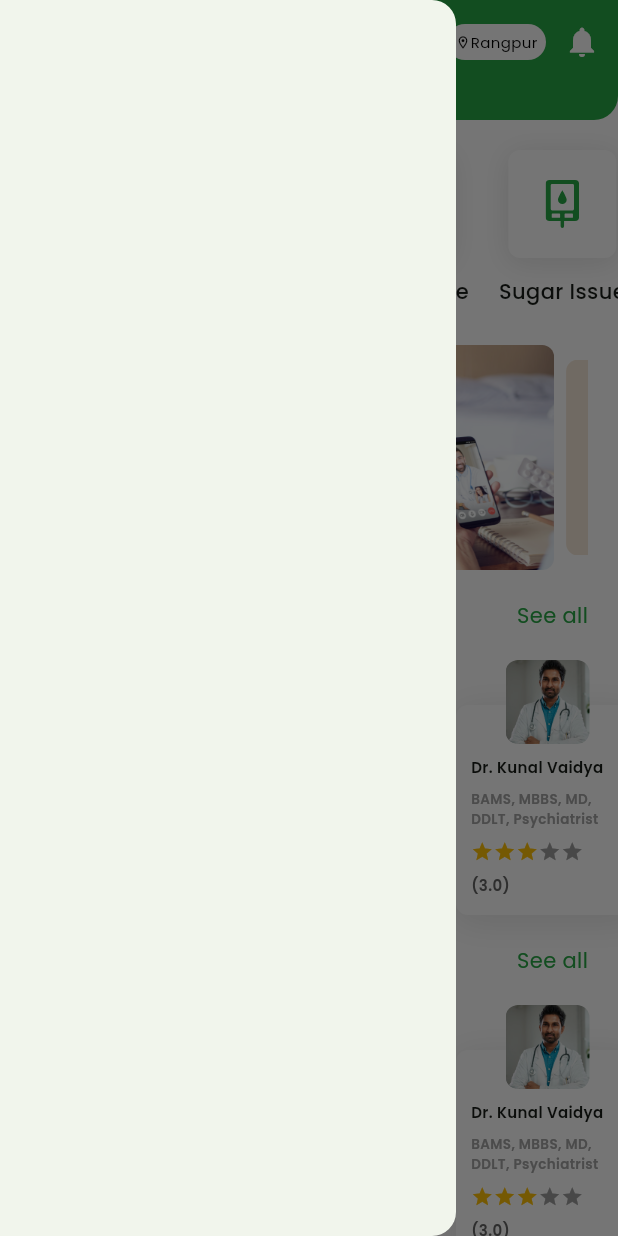
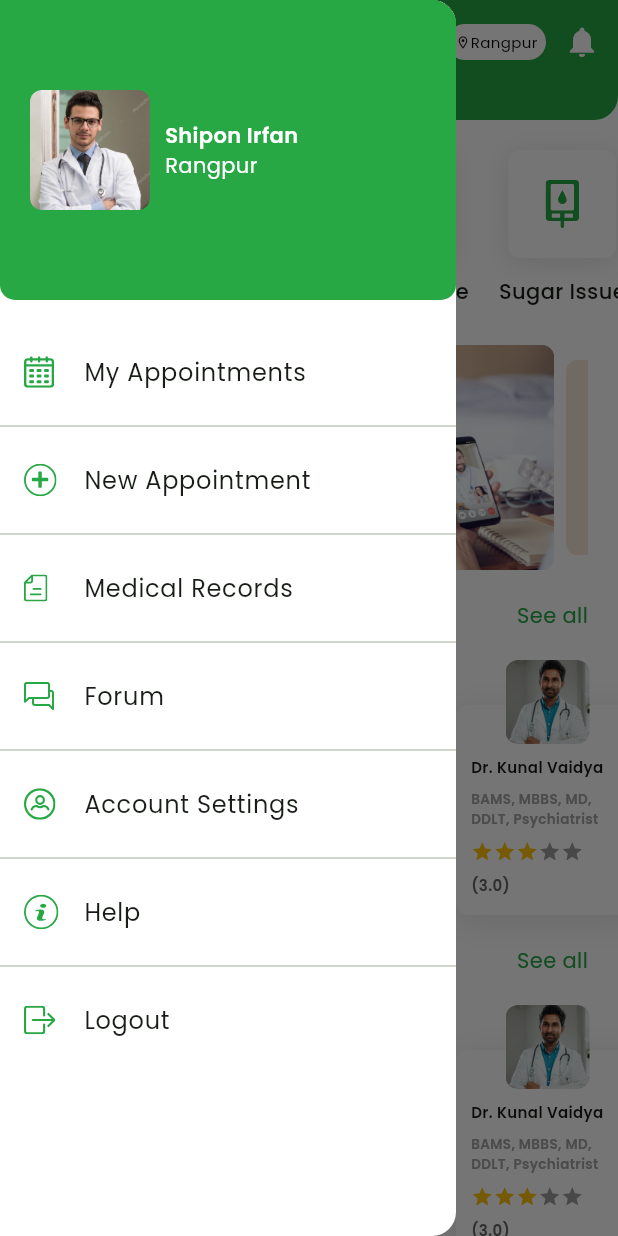
Before and after one commit to shiponirfan/care_plus, a Flutter app: the HomeScreen screen opened directly, with the side drawer open, on a phone screen of 412 x 824 dp. Run offline on Flutter 3.47's test engine with Material 3 defaults, Android fonts, the phone set to English and light mode, and no system bars; drawn by our look-alikes of carousel_slider, flutter_rating_bar; our stand-ins replace flutter_svg, google_fonts, pin_code_fields.

Commit message:
Home Drawer Menu Added

```diff
--- a/lib/features/home/ui/screens/home_screen.dart
+++ b/lib/features/home/ui/screens/home_screen.dart
@@ -1,5 +1,6 @@
 import 'package:care_plus/app/app_colors.dart';
 import 'package:care_plus/app/app_constants.dart';
+import 'package:care_plus/features/home/ui/widgets/drawer_menu_widget.dart';
 import 'package:care_plus/features/home/ui/widgets/home_card_view_widget.dart';
 import 'package:flutter/material.dart';
 import 'package:flutter_svg/flutter_svg.dart';
@@ -46,7 +47,7 @@ class _HomeScreenState extends State<HomeScreen> {
           IconButton(onPressed: () {}, icon: const Icon(Icons.notifications))
         ],
       ),
-      drawer: const Drawer(),
+      drawer: DrawerMenuWidget(),
       body: Stack(
         children: [
           SingleChildScrollView(
--- /dev/null
+++ b/lib/features/home/ui/widgets/drawer_menu_widget.dart
@@ -0,0 +1,108 @@
+import 'package:care_plus/app/app_colors.dart';
+import 'package:flutter/material.dart';
+import 'package:flutter_svg/flutter_svg.dart';
+
+class DrawerMenuWidget extends StatelessWidget {
+  const DrawerMenuWidget({
+    super.key,
+  });
+
+  @override
+  Widget build(BuildContext context) {
+    return Drawer(
+      backgroundColor: Colors.white,
+      child: Column(
+        children: [
+          Container(
+              height: 200,
+              padding: const EdgeInsets.all(20),
+              decoration: const BoxDecoration(
+                color: AppColors.themeColor,
+                borderRadius: BorderRadius.only(
+                  bottomLeft: Radius.circular(10),
+                  bottomRight: Radius.circular(10),
+                ),
+              ),
+              child: Row(
+                children: [
+                  ClipRRect(
+                    borderRadius: const BorderRadius.all(Radius.circular(8)),
+                    child: Image.asset(
+                      'assets/images/doctor1.png',
+                      width: 80,
+                      height: 80,
+                    ),
+                  ),
+                  const SizedBox(
+                    width: 10,
+                  ),
+                  const Column(
+                    crossAxisAlignment: CrossAxisAlignment.start,
+                    mainAxisAlignment: MainAxisAlignment.center,
+                    children: [
+                      Text(
+                        'Shipon Irfan',
+                        style: TextStyle(
+                          fontWeight: FontWeight.w600,
+                          color: Colors.white,
+                        ),
+                      ),
+                      Text(
+                        'Rangpur',
+                        style: TextStyle(
+                          color: Colors.white,
+                        ),
+                      ),
+                    ],
+                  )
+                ],
+              )),
+          const SizedBox(
+            height: 20,
+          ),
+          ListTile(
+            onTap: () {},
+            leading: SvgPicture.asset('assets/images/calander.svg'),
+            title: const Text('My Appointments'),
+          ),
+          const Divider(),
+          ListTile(
+            onTap: () {},
+            leading: SvgPicture.asset('assets/images/plus.svg'),
+            title: const Text('New Appointment'),
+          ),
+          const Divider(),
+          ListTile(
+            onTap: () {},
+            leading: SvgPicture.asset('assets/images/file.svg'),
+            title: const Text('Medical Records'),
+          ),
+          const Divider(),
+          ListTile(
+            onTap: () {},
+            leading: SvgPicture.asset('assets/images/message.svg'),
+            title: const Text('Forum'),
+          ),
+          const Divider(),
+          ListTile(
+            onTap: () {},
+            leading: SvgPicture.asset('assets/images/User.svg'),
+            title: const Text('Account Settings'),
+          ),
+          const Divider(),
+          ListTile(
+            onTap: () {},
+            leading: SvgPicture.asset('assets/images/Info.svg'),
+            title: const Text('Help'),
+          ),
+          const Divider(),
+          ListTile(
+            onTap: () {},
+            leading: SvgPicture.asset('assets/images/leav.svg'),
+            title: const Text('Logout'),
+          ),
+        ],
+      ),
+    );
+  }
+}
```
